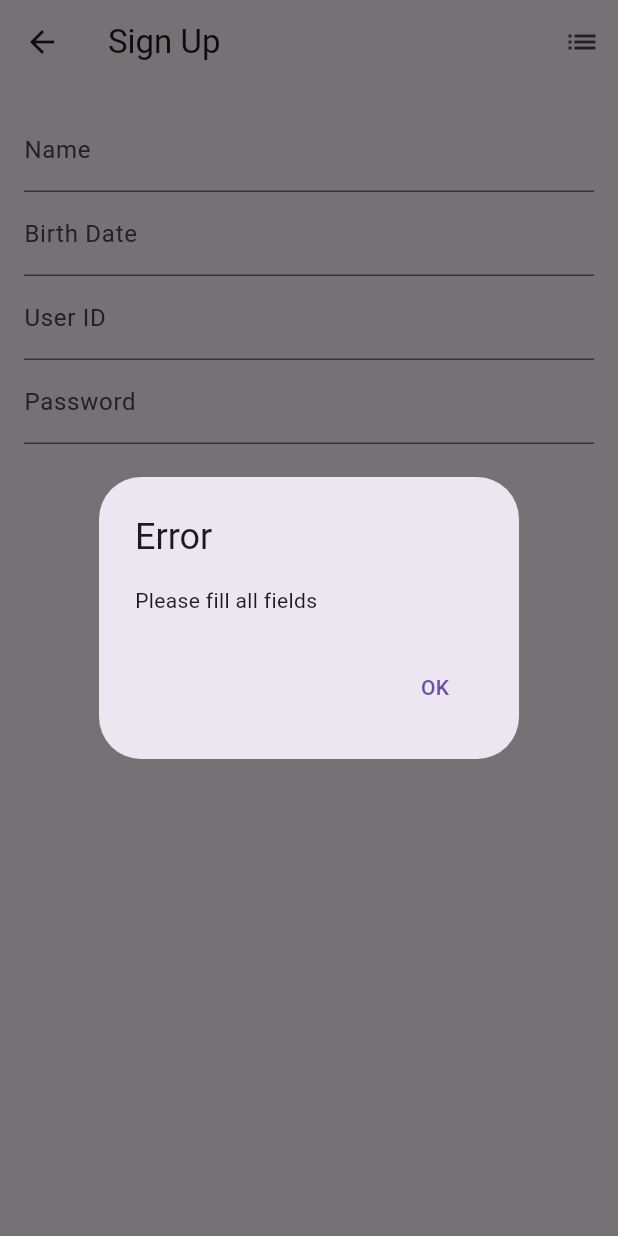
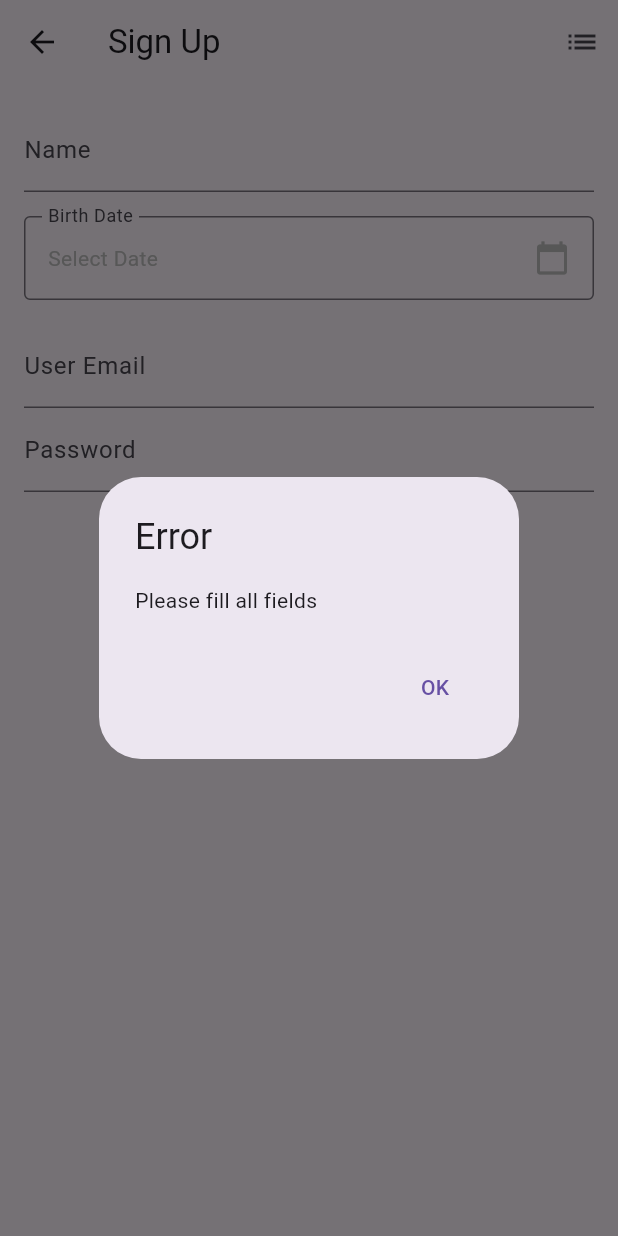
Before and after one commit to forthebeautifulworld/mobile_teamproject, a Flutter app: the SignupPage screen opened directly, after a tap on "Sign Up", on a phone screen of 412 x 824 dp. Run offline on Flutter 3.47's test engine with Material 3 defaults, Android fonts, the phone set to English and light mode, and no system bars; our stand-ins replace image_picker, sqflite; accounts and stored records are empty.

Commit message:
입력검증

```diff
--- a/lib/pages/community_page.dart
+++ b/lib/pages/community_page.dart
@@ -11,21 +11,21 @@ class CommunityPage extends StatefulWidget {
 class _CommunityPageState extends State<CommunityPage> {
   List<Review> reviews = [
     Review(
-        profileImage: 'assets/images/profile1.png',
+        profileImage: 'assets/images/default_profile.jpeg',
         rating: 4.0,
         title: '사장님이 너무 친절해요!',
         content: '음식도 맛있고 알바생분들도 너무 이뻐요!',
         likes: 20,
         isLiked: false),
     Review(
-        profileImage: 'assets/images/profile2.png',
+        profileImage: 'assets/images/default_profile.jpeg',
         rating: 2.0,
         title: '화장실 잠금장치 ㅠㅠ',
         content: '화장실 문 안잠겨요 고쳐주세요 ㅠㅠ',
         likes: 99,
         isLiked: false),
     Review(
-        profileImage: 'assets/images/profile3.png',
+        profileImage: 'assets/images/default_profile.jpeg',
         rating: 5.0,
         title: '아이고 사장님',
         content: '서비스를 너무 많이 주셨어요 ㅠㅠㅠㅠ',
--- a/lib/signup_page.dart
+++ b/lib/signup_page.dart
@@ -1,7 +1,7 @@
 import 'package:flutter/material.dart';
 import 'login_page.dart';
-import 'database_helper.dart'; // Import the database helper class
-import 'users_page.dart'; // Import the users page class
+import 'database_helper.dart';
+import 'users_page.dart';
 
 class SignupPage extends StatefulWidget {
   const SignupPage({super.key});
@@ -12,10 +12,10 @@ class SignupPage extends StatefulWidget {
 
 class SignupPageState extends State<SignupPage> {
   final TextEditingController nameController = TextEditingController();
-  final TextEditingController birthController = TextEditingController();
   final TextEditingController idController = TextEditingController();
   final TextEditingController passwordController = TextEditingController();
   String profileImage = 'assets/default_profile.jpg';
+  DateTime? selectedDate;
 
   void updateProfileImage() {
     setState(() {
@@ -25,7 +25,9 @@ class SignupPageState extends State<SignupPage> {
 
   void signUp() async {
     String name = nameController.text;
-    String birth = birthController.text;
+    String birth = selectedDate != null
+        ? "${selectedDate!.year}-${selectedDate!.month}-${selectedDate!.day}"
+        : '';
     String userId = idController.text;
     String password = passwordController.text;
 
@@ -34,7 +36,11 @@ class SignupPageState extends State<SignupPage> {
       return;
     }
 
-    // Prepare the user data
+    if (!userId.contains('@')) {
+      _showErrorDialog('Please enter a valid email address');
+      return;
+    }
+
     Map<String, dynamic> user = {
       'name': name,
       'birth': birth,
@@ -43,10 +49,7 @@ class SignupPageState extends State<SignupPage> {
     };
 
     try {
-      // Insert the user data into the database
       await DatabaseHelper().insertUser(user);
-
-      // Navigate to the login page or show success message
       if (!mounted) return;
       Navigator.push(
         context,
@@ -103,13 +106,51 @@ class SignupPageState extends State<SignupPage> {
               controller: nameController,
               decoration: const InputDecoration(labelText: 'Name'),
             ),
-            TextField(
-              controller: birthController,
-              decoration: const InputDecoration(labelText: 'Birth Date'),
+            const SizedBox(height: 16.0), // 간격 추가
+            InkWell(
+              onTap: () async {
+                final selectedTemp = await showDatePicker(
+                  context: context,
+                  initialDate: DateTime.now(),
+                  firstDate: DateTime(1900),
+                  lastDate: DateTime.now(),
+                );
+                if (selectedTemp != null) {
+                  setState(() {
+                    selectedDate = selectedTemp;
+                  });
+                }
+              },
+              child: InputDecorator(
+                decoration: InputDecoration(
+                  labelText: 'Birth Date',
+                  border: OutlineInputBorder(),
+                ),
+                child: Row(
+                  mainAxisAlignment: MainAxisAlignment.spaceBetween,
+                  children: [
+                    Text(
+                      selectedDate != null
+                          ? "${selectedDate!.year}-${selectedDate!.month}-${selectedDate!.day}"
+                          : 'Select Date',
+                      style: TextStyle(
+                        color: selectedDate != null
+                            ? Colors.black
+                            : Colors.grey[400],
+                      ),
+                    ),
+                    Icon(
+                      Icons.calendar_today,
+                      color: Colors.grey[400],
+                    ),
+                  ],
+                ),
+              ),
             ),
+            const SizedBox(height: 16.0), // 간격 추가
             TextField(
               controller: idController,
-              decoration: const InputDecoration(labelText: 'User ID'),
+              decoration: const InputDecoration(labelText: 'User Email'),
             ),
             TextField(
               controller: passwordController,
```
